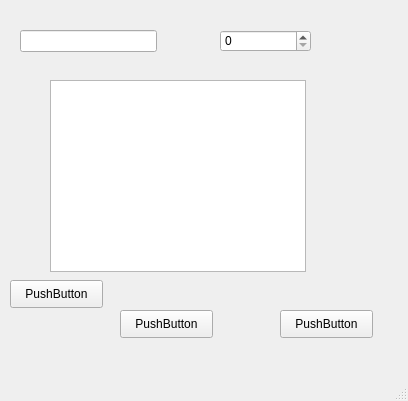
Old version of the form ChatApplicationClient/mainwindow.ui in the repository enesdurmus/ChatApplication-With-QT.
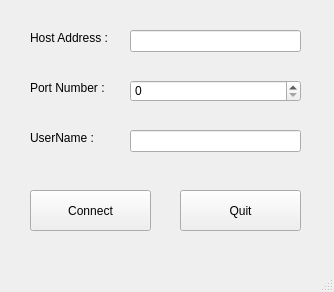
New version of the form.

```diff
--- a/ChatApplicationClient/mainwindow.ui
+++ b/ChatApplicationClient/mainwindow.ui
@@ -6,8 +6,8 @@
    <rect>
     <x>0</x>
     <y>0</y>
-    <width>408</width>
-    <height>401</height>
+    <width>334</width>
+    <height>292</height>
    </rect>
   </property>
   <property name="windowTitle">
@@ -17,9 +17,9 @@
    <widget class="QLineEdit" name="serverIpTextBox">
     <property name="geometry">
      <rect>
-      <x>20</x>
+      <x>130</x>
       <y>30</y>
-      <width>137</width>
+      <width>171</width>
       <height>22</height>
      </rect>
     </property>
@@ -27,9 +27,9 @@
    <widget class="QSpinBox" name="portTextBox">
     <property name="geometry">
      <rect>
-      <x>220</x>
-      <y>30</y>
-      <width>91</width>
+      <x>130</x>
+      <y>80</y>
+      <width>171</width>
       <height>22</height>
      </rect>
     </property>
@@ -40,50 +40,76 @@
    <widget class="QPushButton" name="connectButton">
     <property name="geometry">
      <rect>
-      <x>10</x>
-      <y>280</y>
-      <width>93</width>
-      <height>28</height>
+      <x>30</x>
+      <y>190</y>
+      <width>121</width>
+      <height>41</height>
      </rect>
     </property>
     <property name="text">
-     <string>PushButton</string>
+     <string>Connect</string>
     </property>
    </widget>
    <widget class="QPushButton" name="QuitButton">
     <property name="geometry">
      <rect>
-      <x>280</x>
-      <y>310</y>
-      <width>93</width>
-      <height>28</height>
+      <x>180</x>
+      <y>190</y>
+      <width>121</width>
+      <height>41</height>
      </rect>
     </property>
     <property name="text">
-     <string>PushButton</string>
+     <string>Quit</string>
     </property>
    </widget>
-   <widget class="QListWidget" name="listWidget">
+   <widget class="QLineEdit" name="userNameTextBox">
     <property name="geometry">
      <rect>
-      <x>50</x>
+      <x>130</x>
+      <y>130</y>
+      <width>171</width>
+      <height>22</height>
+     </rect>
+    </property>
+   </widget>
+   <widget class="QLabel" name="label">
+    <property name="geometry">
+     <rect>
+      <x>30</x>
+      <y>130</y>
+      <width>81</width>
+      <height>16</height>
+     </rect>
+    </property>
+    <property name="text">
+     <string>UserName : </string>
+    </property>
+   </widget>
+   <widget class="QLabel" name="label_2">
+    <property name="geometry">
+     <rect>
+      <x>30</x>
+      <y>30</y>
+      <width>91</width>
+      <height>16</height>
+     </rect>
+    </property>
+    <property name="text">
+     <string>Host Address : </string>
+    </property>
+   </widget>
+   <widget class="QLabel" name="label_3">
+    <property name="geometry">
+     <rect>
+      <x>30</x>
       <y>80</y>
-      <width>256</width>
-      <height>192</height>
-     </rect>
-    </property>
-   </widget>
-   <widget class="QPushButton" name="pushButton">
-    <property name="geometry">
-     <rect>
-      <x>120</x>
-      <y>310</y>
-      <width>93</width>
-      <height>28</height>
+      <width>81</width>
+      <height>16</height>
      </rect>
     </property>
     <property name="text">
-     <string>PushButton</string>
+     <string>Port Number : </string>
     </property>
    </widget>
   </widget>
```
Left out of the diff: 2 changed lines with no effect on the pictures.
